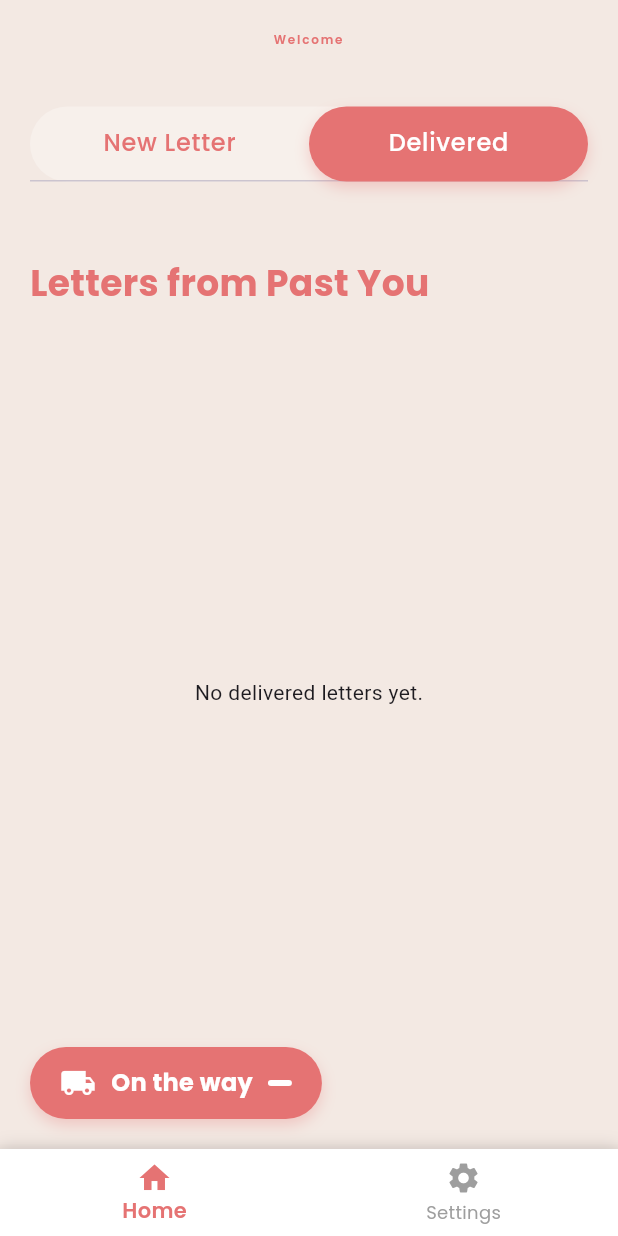
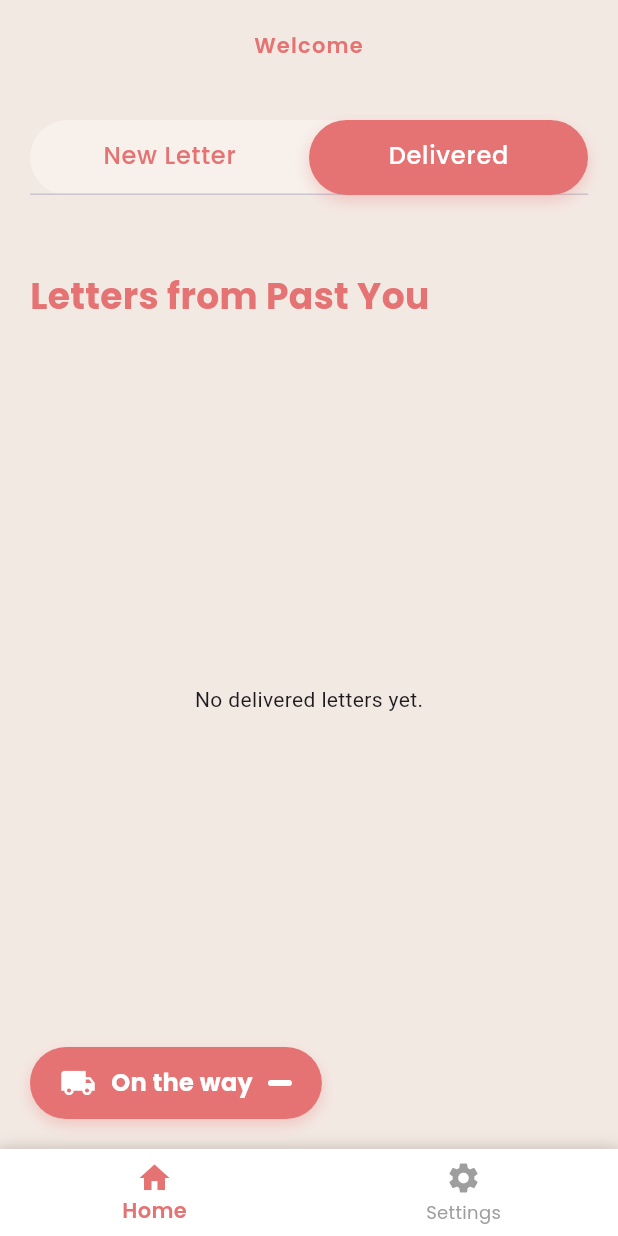
Before and after one commit to atahtee/futureself, a Flutter app: the screen it shows once a user with an empty profile is signed in, tab 2 chosen, on a phone screen of 412 x 824 dp. Run offline on Flutter 3.47's test engine with Material 3 defaults, Android fonts, the phone set to English and light mode, and no system bars; our stand-ins replace cloud_firestore, firebase_auth, firebase_core, firebase_messaging, flutter_local_notifications, google_fonts and 5 more; accounts and stored records are empty.

Commit message:
Changed the fontsize

```diff
--- a/lib/presentation/pages/home_page.dart
+++ b/lib/presentation/pages/home_page.dart
@@ -43,10 +43,10 @@ class _HomePageState extends State<HomePage> {
                   child: Text(
                     _user != null ? 'Welcome ${_user?.displayName ?? 'No email displayed'}' : ('Dear futureself'),
                     style: GoogleFonts.poppins(
-                      fontSize: 8,
+                      fontSize: 14,
                       fontWeight: FontWeight.w600,
                       color: const Color(0xFFE57373),
-                      letterSpacing: 1.2,
+                      letterSpacing: 0.8,
                     ),
                     textAlign: TextAlign.center,
                   ),
```
